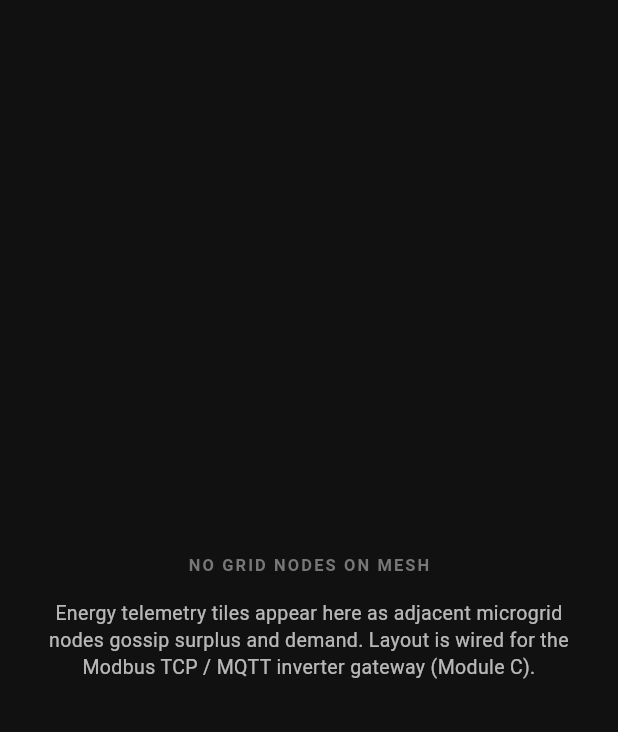
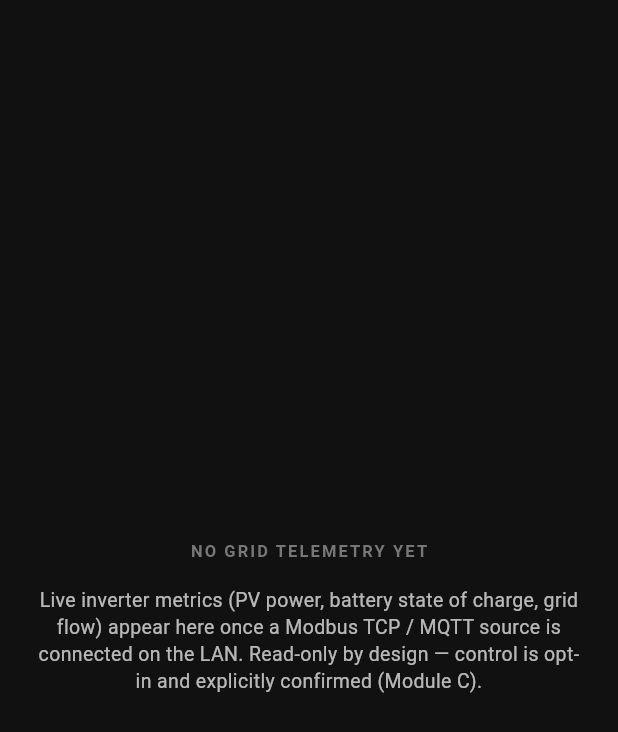
Before and after one commit to rf24kja/aura-omnimesh, a Flutter app: the _GridPane widget shown alone on an empty page, opened directly with empty values, on a phone screen of 412 x 824 dp. Shown: the top 732 px of the screen. Run offline on Flutter 3.47's test engine with Material 3 defaults, Android fonts, the phone set to English and light mode, and no system bars; our stand-ins replace flutter_local_notifications, flutter_secure_storage, isar_community, permission_handler, qr_flutter; missing offline and left inert: cryptography, dart:js_interop, flutter_onnxruntime; accounts and stored records are empty; generated files the repository leaves out were written again.

Commit message:
feat(energy): Module C phase 6 — GRID cockpit shows latest reading per metric
The energy pipeline appends a row per downsampled sample, so the GRID tab
now folds them to ONE tile per metric — its current value — instead of a
tile per historical reading. Rows arrive newest-first, so the first seen per
metric name wins.

- _GridPane dedupes by metric; empty state reworded to the honest read-only
  telemetry framing (control is opt-in + confirmed).
- _EnergyTile shows the metric name (was a hardcoded SURPLUS/DEMAND + a
  wrong "WATT-HOURS" label — the row carries no unit, and %/W/kWh metrics
  are not all watt-hours) with the value and age.
- Widget test: three rows (two pv_power, one battery_soc) render as two
  tiles showing the newer pv_power value; the stale one is deduped away.
  173 Dart + 8 Kotlin tests, analyze clean.

Module C's off-device software is complete: Modbus register decoder + TCP
frame codec + downsampler + reading→row pipeline + GRID cockpit. What
remains (TCP/MQTT socket wiring, Shelly relay control, authoritative
register maps) needs a physical inverter/relay to verify.

Co-Authored-By: Claude Opus 4.8 <noreply@anthropic.com>

```diff
--- a/lib/ui/dashboard_view.dart
+++ b/lib/ui/dashboard_view.dart
@@ -1318,12 +1318,22 @@ class _GridPane extends StatelessWidget {
 
   @override
   Widget build(BuildContext context) {
-    if (intents.isEmpty) {
+    // One tile per metric — its LATEST reading. The energy pipeline appends a
+    // new row per downsampled sample, and [intents] arrive newest-first, so the
+    // first row seen for a metric name is its current value.
+    final latest = <String, ResourceIntent>{};
+    for (final i in intents) {
+      latest.putIfAbsent(i.rawTextPayload, () => i);
+    }
+    final tiles = latest.values.toList();
+
+    if (tiles.isEmpty) {
       return const _EmptyState(
-        title: 'NO GRID NODES ON MESH',
-        detail: 'Energy telemetry tiles appear here as adjacent microgrid '
-            'nodes gossip surplus and demand. Layout is wired for the '
-            'Modbus TCP / MQTT inverter gateway (Module C).',
+        title: 'NO GRID TELEMETRY YET',
+        detail: 'Live inverter metrics (PV power, battery state of charge, '
+            'grid flow) appear here once a Modbus TCP / MQTT source is '
+            'connected on the LAN. Read-only by design — control is opt-in '
+            'and explicitly confirmed (Module C).',
       );
     }
     return GridView.builder(
@@ -1334,8 +1344,8 @@ class _GridPane extends StatelessWidget {
         crossAxisSpacing: AuraSpace.s2,
         childAspectRatio: 1.4,
       ),
-      itemCount: intents.length,
-      itemBuilder: (context, index) => _EnergyTile(intent: intents[index]),
+      itemCount: tiles.length,
+      itemBuilder: (context, index) => _EnergyTile(intent: tiles[index]),
     );
   }
 }
@@ -1344,8 +1354,6 @@ class _EnergyTile extends StatelessWidget {
   const _EnergyTile({required this.intent});
 
   final ResourceIntent intent;
-
-  bool get _isSurplus => intent.direction == IntentDirection.offer;
 
   String get _age {
     final delta = DateTime.now().toUtc().difference(
@@ -1374,25 +1382,24 @@ class _EnergyTile extends StatelessWidget {
               Container(
                 width: AuraStroke.indicator,
                 height: 12,
-                color:
-                    _isSurplus ? AuraColors.emerald : AuraColors.amber,
+                color: AuraColors.emerald,
               ),
               const SizedBox(width: AuraSpace.s1),
-              Text(_isSurplus ? 'SURPLUS' : 'DEMAND',
-                  style: AuraType.label),
+              Expanded(
+                child: Text(
+                  intent.rawTextPayload.toUpperCase(),
+                  style: AuraType.label,
+                  maxLines: 1,
+                  overflow: TextOverflow.ellipsis,
+                ),
+              ),
             ],
           ),
           const Spacer(),
           Text('${intent.structuralQuantity}',
               style: AuraType.metricLarge),
-          Text('WATT-HOURS', style: AuraType.label),
           const SizedBox(height: AuraSpace.s1),
-          Text(
-            '${intent.originNodeKey.substring(0, 8)}…  ·  $_age',
-            style: AuraType.bodyDim,
-            maxLines: 1,
-            overflow: TextOverflow.ellipsis,
-          ),
+          Text(_age, style: AuraType.bodyDim),
         ],
       ),
     );
```
Also changed, not shown: 1 other file.
